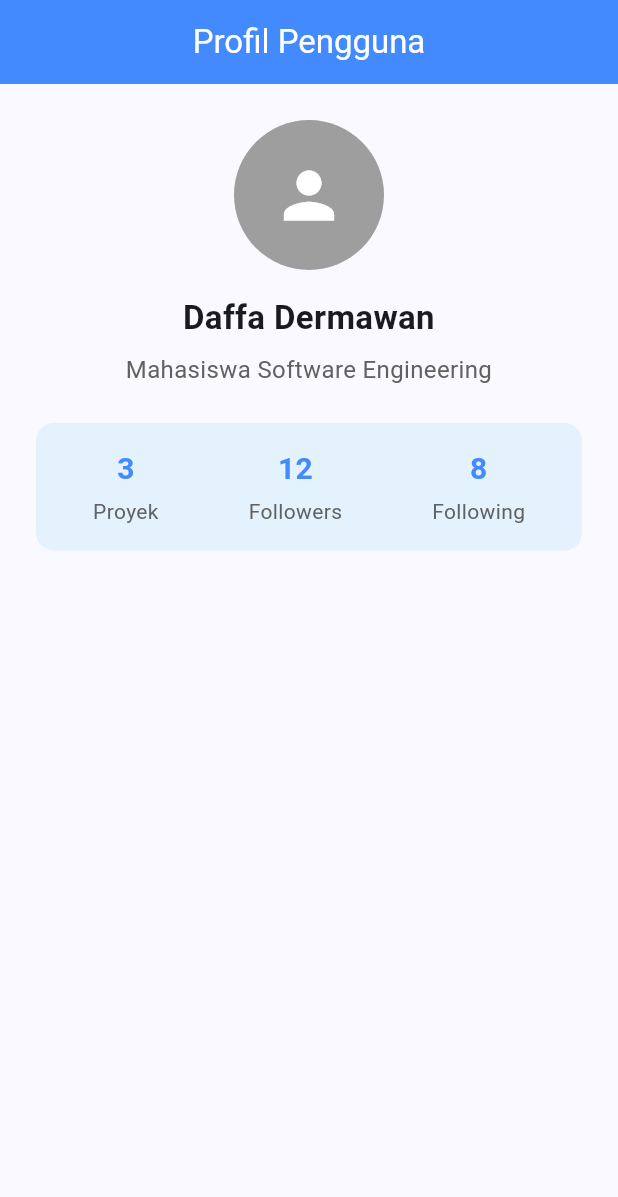
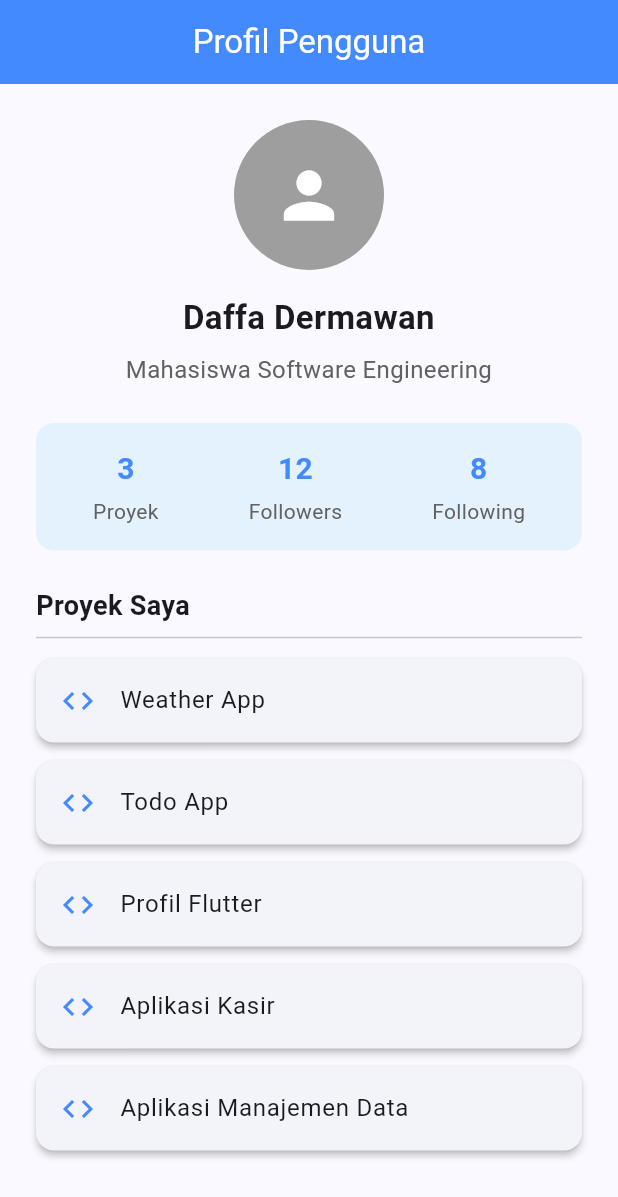
Before and after one commit to daffadermawan30/profil_app, a Flutter app: the screen it shows after launch, on a phone screen of 412 x 824 dp. Shown: the top 1197 px of the screen. Run offline on Flutter 3.47's test engine with Material 3 defaults, Android fonts, the phone set to English and light mode, and no system bars.

Commit message:
feat: add scrollable project list using ListView.builder

```diff
--- a/lib/profile_page.dart
+++ b/lib/profile_page.dart
@@ -5,6 +5,14 @@ class ProfilePage extends StatelessWidget {
 
   final String userName = 'Daffa Dermawan';
   final String role = 'Mahasiswa Software Engineering';
+
+  final List<String> projects = const [
+    'Weather App',
+    'Todo App',
+    'Profil Flutter',
+    'Aplikasi Kasir',
+    'Aplikasi Manajemen Data',
+  ];
 
   @override
   Widget build(BuildContext context) {
@@ -26,6 +34,33 @@ class ProfilePage extends StatelessWidget {
 
             const SizedBox(height: 24),
             const ProfileStats(),
+            const SizedBox(height: 24),
+
+            const Align(
+              alignment: Alignment.centerLeft,
+              child: Text(
+                'Proyek Saya',
+                style: TextStyle(fontSize: 18, fontWeight: FontWeight.bold),
+              ),
+            ),
+
+            const Divider(),
+
+            Expanded(
+              child: ListView.builder(
+                itemCount: projects.length,
+                itemBuilder: (context, index) {
+                  return Card(
+                    elevation: 2,
+                    margin: const EdgeInsets.symmetric(vertical: 6),
+                    child: ListTile(
+                      leading: const Icon(Icons.code, color: Colors.blueAccent),
+                      title: Text(projects[index]),
+                    ),
+                  );
+                },
+              ),
+            ),
           ],
         ),
       ),
```
